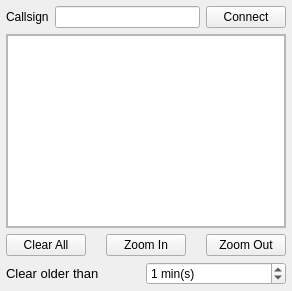
Above: not1mm/data/bandmap.ui from kyleboyle/not1mm before the change. Below: the same form after it.
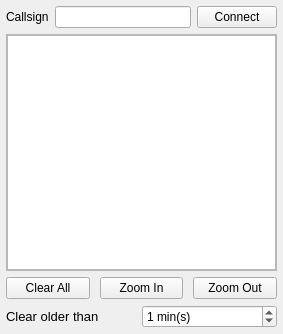
That is the form after the change.

```diff
--- a/not1mm/data/bandmap.ui
+++ b/not1mm/data/bandmap.ui
@@ -2,6 +2,14 @@
 <ui version="4.0">
  <class>BandMapWindow</class>
  <widget class="QDockWidget" name="BandMapWindow">
+  <property name="geometry">
+   <rect>
+    <x>0</x>
+    <y>0</y>
+    <width>283</width>
+    <height>334</height>
+   </rect>
+  </property>
   <property name="windowTitle">
    <string>BandMap</string>
   </property>
@@ -83,8 +91,8 @@
         <rect>
          <x>0</x>
          <y>0</y>
-         <width>369</width>
-         <height>558</height>
+         <width>269</width>
+         <height>192</height>
         </rect>
        </property>
        <property name="font">
@@ -121,7 +129,7 @@
     <item>
      <layout class="QHBoxLayout" name="horizontalLayout">
       <property name="spacing">
-       <number>20</number>
+       <number>10</number>
       </property>
       <property name="leftMargin">
        <number>0</number>
```
Left out of the diff: 6 changed lines with no effect on the pictures.
